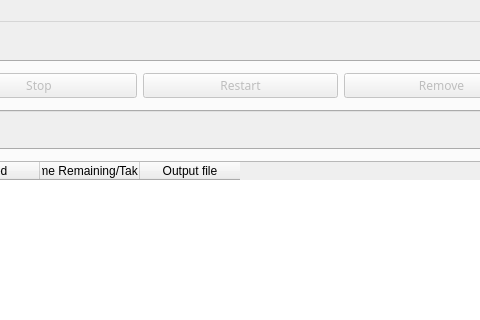
Old version of the form UltimateDownloadManager/mainwindow.ui in the repository LalitMaganti/Ultimate-Download-Manager; both pictures show x 485 to 965 and y 0 to 320 of the 1048 by 663 pixel window.
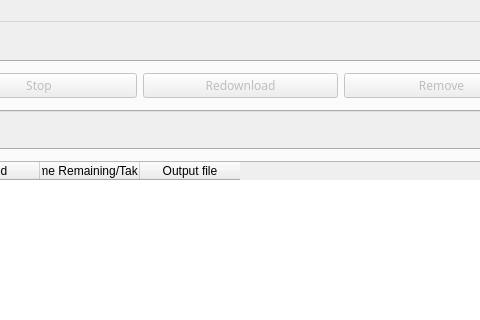
New version of the form. Icons and pictures are not drawn. Custom widgets are drawn as their Qt base class.

The edit to the form file:
```diff
--- a/UltimateDownloadManager/mainwindow.ui
+++ b/UltimateDownloadManager/mainwindow.ui
@@ -96,7 +96,7 @@
            <bool>false</bool>
           </property>
           <property name="text">
-           <string>Restart</string>
+           <string>Redownload</string>
           </property>
          </widget>
         </item>
```
